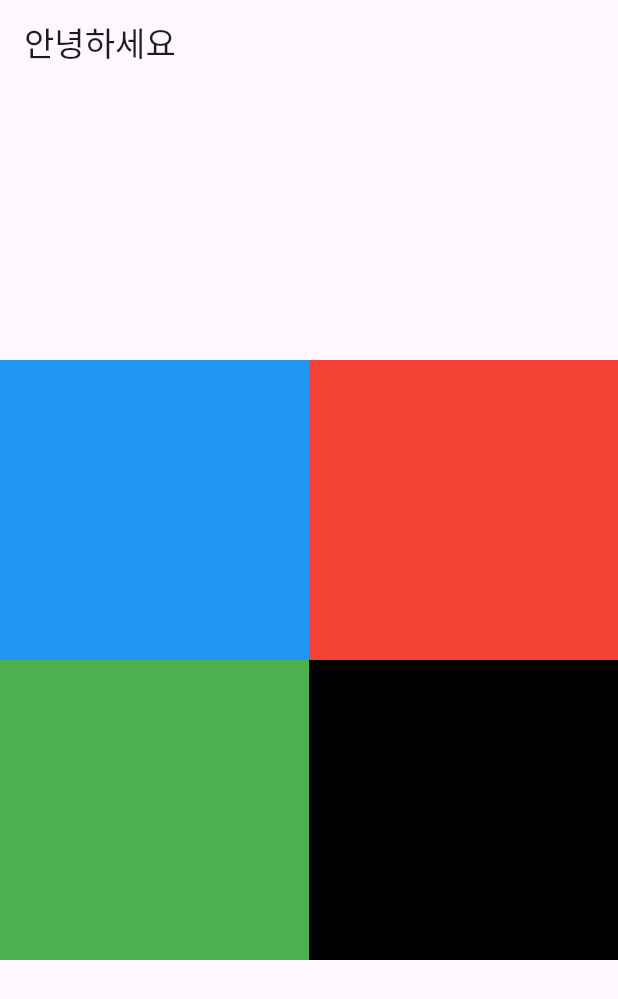
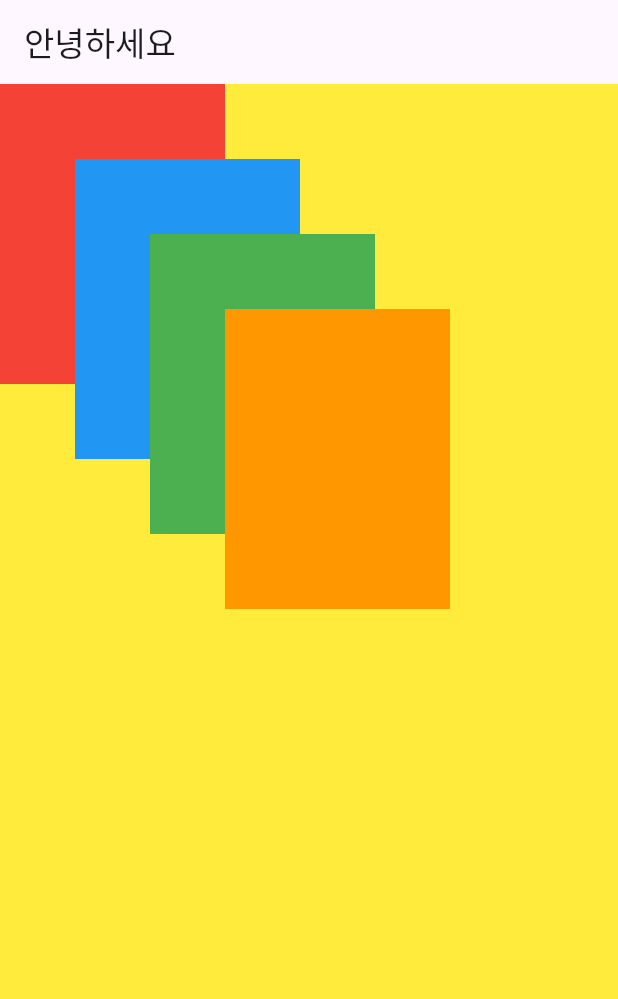
Before and after one commit to brian-jteom/flutter_lecture, a Flutter app: the screen it shows after launch, on a phone screen of 412 x 824 dp. Shown: the top 999 px of the screen. Run offline on Flutter 3.47's test engine with Material 3 defaults, Android fonts, the phone set to English and light mode, and no system bars.

Commit message:
stack 을 활용한 화면 구성

```diff
--- a/lib/main.dart
+++ b/lib/main.dart
@@ -36,40 +36,33 @@ class _MyHomePageState extends State<MyHomePage> {
         title: const Text("안녕하세요"),
       ),
       body: Container(
-        alignment: Alignment.center,
-        child: Column(
-          mainAxisAlignment: MainAxisAlignment.center,
-          // crossAxisAlignment: CrossAxisAlignment.center,
-          children: [
-            Row(
-              mainAxisAlignment: MainAxisAlignment.center,
+        width: MediaQuery.of(context).size.width,
+        height: MediaQuery.of(context).size.height,
+        color: Colors.yellow,
+        child: Stack(
           children: [
             Container(
-                  width: MediaQuery.of(context).size.width / 2,
+              width: 150,
               height: 200,
+              color: Colors.red,
+            ),
+            Container(
+              width: 150,
+              height: 200,
+              margin: const EdgeInsets.only(top: 50, left: 50),
               color: Colors.blue,
             ),
             Container(
-                  width: MediaQuery.of(context).size.width / 2,
+              width: 150,
               height: 200,
-                  color: Colors.red,
-                )
-              ],
-            ),
-            Row(
-              mainAxisAlignment: MainAxisAlignment.center,
-              children: [
-                Container(
-                  width: MediaQuery.of(context).size.width / 2,
-                  height: 200,
+              margin: const EdgeInsets.only(top: 100, left: 100),
               color: Colors.green,
             ),
             Container(
-                  width: MediaQuery.of(context).size.width / 2,
+              width: 150,
               height: 200,
-                  color: Colors.black,
-                )
-              ],
+              margin: const EdgeInsets.only(top: 150, left: 150),
+              color: Colors.orange,
             ),
           ],
         ),
```
Lines whose indentation alone changed are shown as unchanged.
